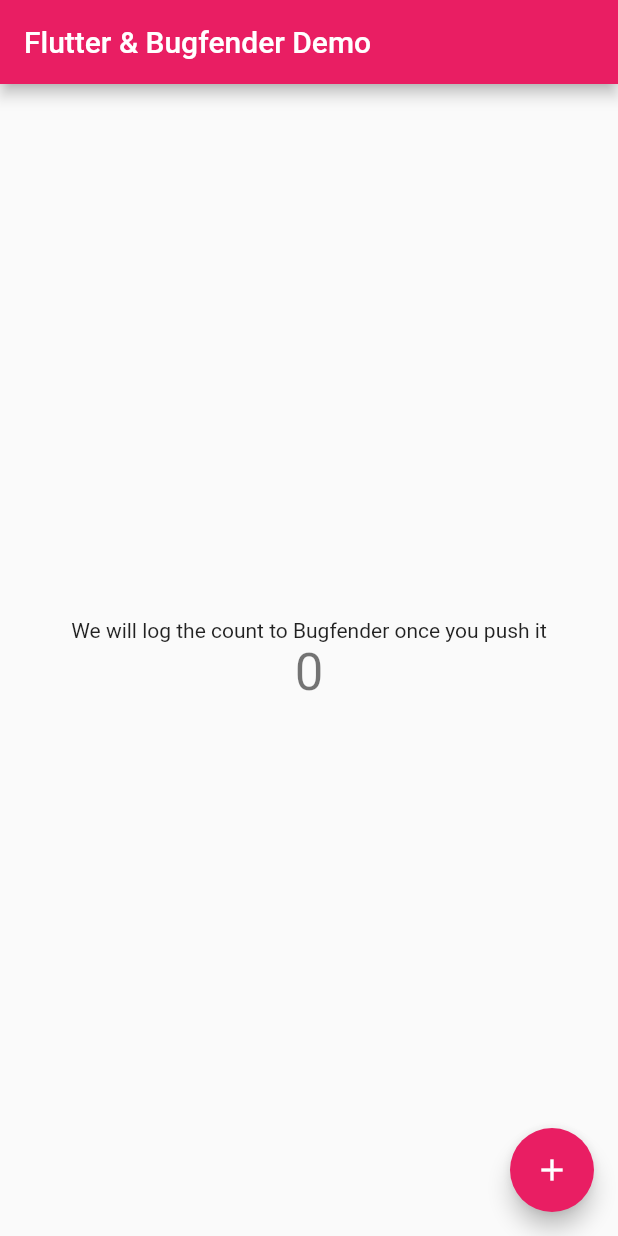
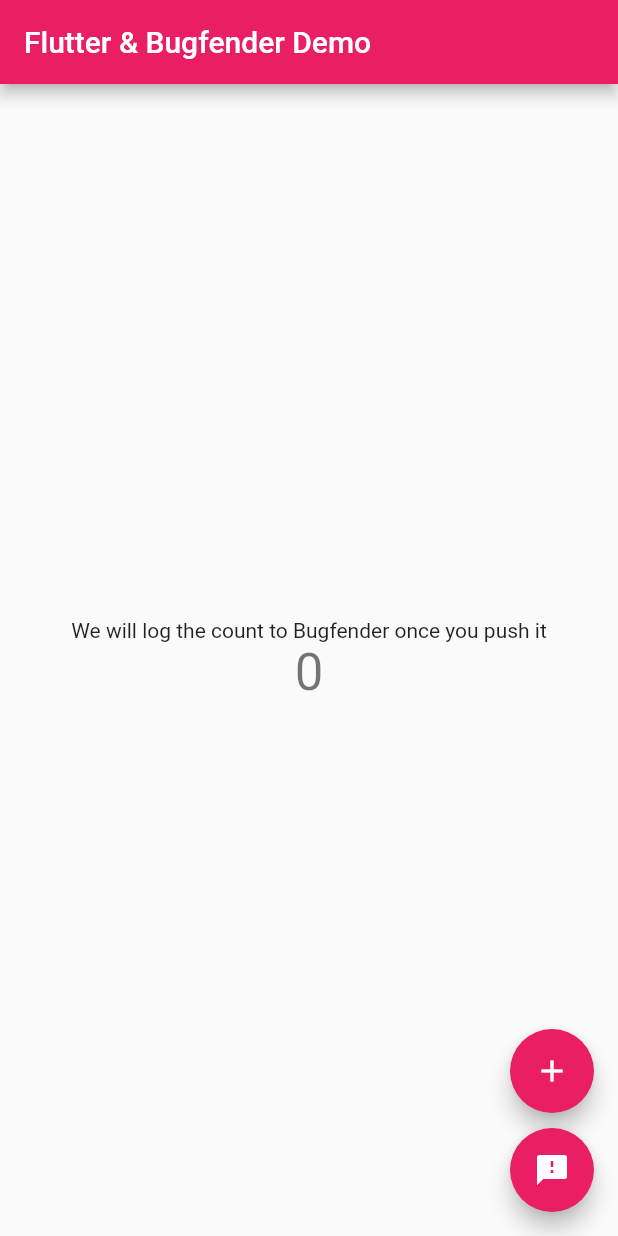
Before and after one commit to atapas/bugfender-flutter, a Flutter app: the screen it shows after launch, on a phone screen of 412 x 824 dp. Run offline on Flutter 3.47's test engine with Material 2 defaults, Android fonts, the light colour scheme and no system bars.

Commit message:
feat: Added an additional feedback icon

```diff
--- a/lib/main.dart
+++ b/lib/main.dart
@@ -10,15 +10,6 @@
     return MaterialApp(
       title: 'Flutter & Bugfender Demo',
       theme: ThemeData(
-        // This is the theme of your application.
-        //
-        // Try running your application with "flutter run". You'll see the
-        // application has a blue toolbar. Then, without quitting the app, try
-        // changing the primarySwatch below to Colors.green and then invoke
-        // "hot reload" (press "r" in the console where you ran "flutter run",
-        // or simply save your changes to "hot reload" in a Flutter IDE).
-        // Notice that the counter didn't reset back to zero; the application
-        // is not restarted.
         primarySwatch: Colors.pink,
       ),
       home: MyHomePage(title: 'Flutter & Bugfender Demo'),
@@ -28,15 +19,6 @@
 
 class MyHomePage extends StatefulWidget {
   MyHomePage({Key key, this.title}) : super(key: key);
-
-  // This widget is the home page of your application. It is stateful, meaning
-  // that it has a State object (defined below) that contains fields that affect
-  // how it looks.
-
-  // This class is the configuration for the state. It holds the values (in this
-  // case the title) provided by the parent (in this case the App widget) and
-  // used by the build method of the State. Fields in a Widget subclass are
-  // always marked "final".
 
   final String title;
 
@@ -49,47 +31,22 @@
 
   void _incrementCounter() {
     setState(() {
-      // This call to setState tells the Flutter framework that something has
-      // changed in this State, which causes it to rerun the build method below
-      // so that the display can reflect the updated values. If we changed
-      // _counter without calling setState(), then the build method would not be
-      // called again, and so nothing would appear to happen.
       _counter++;
     });
   }
 
+  void _sendFeedback() {
+
+  }
+
   @override
   Widget build(BuildContext context) {
-    // This method is rerun every time setState is called, for instance as done
-    // by the _incrementCounter method above.
-    //
-    // The Flutter framework has been optimized to make rerunning build methods
-    // fast, so that you can just rebuild anything that needs updating rather
-    // than having to individually change instances of widgets.
     return Scaffold(
       appBar: AppBar(
-        // Here we take the value from the MyHomePage object that was created by
-        // the App.build method, and use it to set our appbar title.
         title: Text(widget.title),
       ),
       body: Center(
-        // Center is a layout widget. It takes a single child and positions it
-        // in the middle of the parent.
         child: Column(
-          // Column is also a layout widget. It takes a list of children and
-          // arranges them vertically. By default, it sizes itself to fit its
-          // children horizontally, and tries to be as tall as its parent.
-          //
-          // Invoke "debug painting" (press "p" in the console, choose the
-          // "Toggle Debug Paint" action from the Flutter Inspector in Android
-          // Studio, or the "Toggle Debug Paint" command in Visual Studio Code)
-          // to see the wireframe for each widget.
-          //
-          // Column has various properties to control how it sizes itself and
-          // how it positions its children. Here we use mainAxisAlignment to
-          // center the children vertically; the main axis here is the vertical
-          // axis because Columns are vertical (the cross axis would be
-          // horizontal).
           mainAxisAlignment: MainAxisAlignment.center,
           children: <Widget>[
             Text(
@@ -102,11 +59,34 @@
           ],
         ),
       ),
-      floatingActionButton: FloatingActionButton(
+      /*floatingActionButton: FloatingActionButton(
         onPressed: _incrementCounter,
         tooltip: 'Increment',
         child: Icon(Icons.add),
-      ), // This trailing comma makes auto-formatting nicer for build methods.
+      ),*/
+      floatingActionButton: Column(
+    mainAxisAlignment: MainAxisAlignment.end,
+    children: [
+      FloatingActionButton(
+        child: Icon(
+          Icons.add
+        ),
+        onPressed: _incrementCounter,
+        heroTag: null,
+      ),
+      SizedBox(
+        height: 10,
+      ),
+      FloatingActionButton(
+        child: Icon(
+          Icons.feedback
+        ),
+        onPressed: () => _sendFeedback,
+        heroTag: null,
+      )
+    ]
+  ),
+       // This trailing comma makes auto-formatting nicer for build methods.
     );
   }
 }
```
